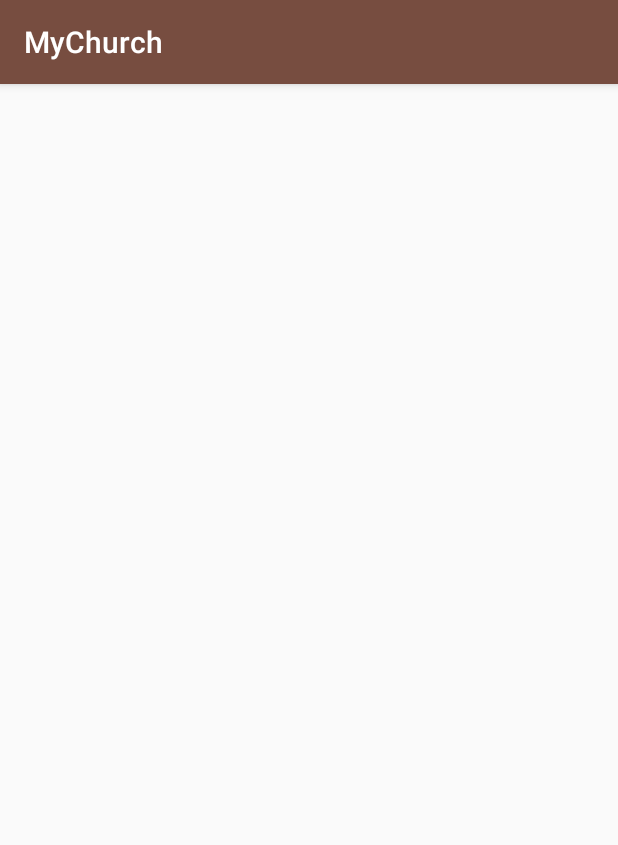
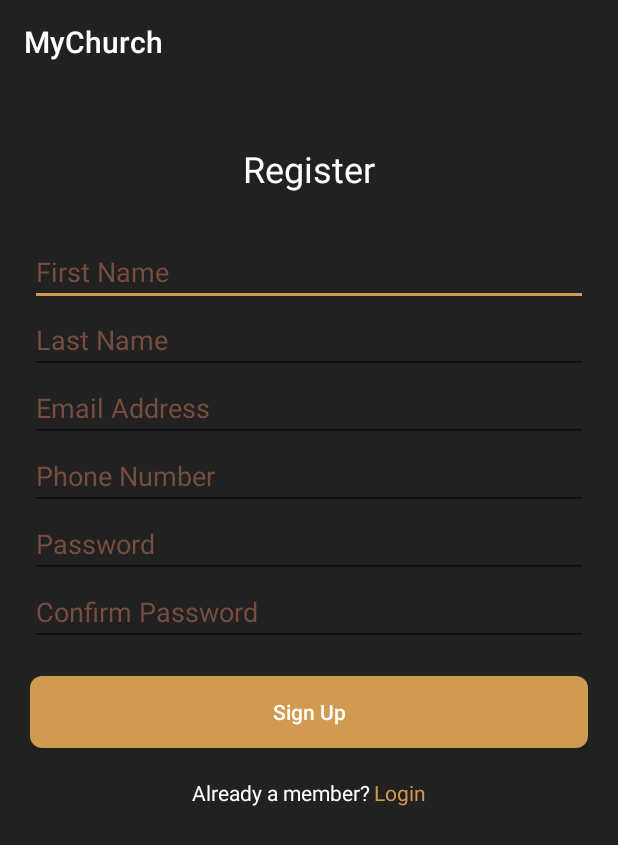
Before and after one commit to yamlakyam/The-Church-App, an Android app: the SignUpActivity screen opened directly, with no data from a screen before it, on a phone screen of 412 x 824 dp. Shown: the top 845 px of the screen. Run offline under Robolectric (Android 15) with nearby library versions, the phone set to English and light mode, and no system bars.

Commit message:
sign up activity completed

```diff
--- a/app/src/main/AndroidManifest.xml
+++ b/app/src/main/AndroidManifest.xml
@@ -9,7 +9,8 @@
         android:roundIcon="@mipmap/ic_launcher_round"
         android:supportsRtl="true"
         android:theme="@style/AppTheme">
-        <activity android:name=".SignUpActivity"></activity>
+        <activity android:name=".ForgotPasswordActivity"></activity>
+        <activity android:name=".SignUpActivity" />
         <activity android:name=".MainActivity">
             <intent-filter>
                 <action android:name="android.intent.action.MAIN" />
--- /dev/null
+++ b/app/src/main/java/com/aait/mychurch/ForgotPasswordActivity.kt
@@ -0,0 +1,11 @@
+package com.aait.mychurch
+
+import androidx.appcompat.app.AppCompatActivity
+import android.os.Bundle
+
+class ForgotPasswordActivity : AppCompatActivity() {
+    override fun onCreate(savedInstanceState: Bundle?) {
+        super.onCreate(savedInstanceState)
+        setContentView(R.layout.activity_forgot_password)
+    }
+}
--- a/app/src/main/java/com/aait/mychurch/MainActivity.kt
+++ b/app/src/main/java/com/aait/mychurch/MainActivity.kt
@@ -15,5 +15,10 @@ class MainActivity : AppCompatActivity() {
             startActivity(intent)
         }
 
+        forgotPwLink.setOnClickListener {
+            val intent = Intent(this, ForgotPasswordActivity::class.java)
+            startActivity(intent)
+        }
+
     }
 }
--- /dev/null
+++ b/app/src/main/res/layout/activity_forgot_password.xml
@@ -0,0 +1,9 @@
+<?xml version="1.0" encoding="utf-8"?>
+<androidx.constraintlayout.widget.ConstraintLayout xmlns:android="http://schemas.android.com/apk/res/android"
+    xmlns:app="http://schemas.android.com/apk/res-auto"
+    xmlns:tools="http://schemas.android.com/tools"
+    android:layout_width="match_parent"
+    android:layout_height="match_parent"
+    tools:context=".ForgotPasswordActivity">
+
+</androidx.constraintlayout.widget.ConstraintLayout>
--- a/app/src/main/res/layout/activity_main.xml
+++ b/app/src/main/res/layout/activity_main.xml
@@ -46,6 +46,15 @@
         android:textAllCaps="false"
         android:textColor="#FFFFFF" />
 
+    <TextView
+        android:id="@+id/forgotPwLink"
+        android:layout_width="match_parent"
+        android:layout_height="wrap_content"
+        android:layout_marginTop="10dp"
+        android:gravity="right"
+        android:text="Forgot Password"
+        android:textColor="#d09a51" />
+
     <LinearLayout
         android:layout_width="match_parent"
         android:layout_height="match_parent"
--- a/app/src/main/res/layout/activity_sign_up.xml
+++ b/app/src/main/res/layout/activity_sign_up.xml
@@ -1,9 +1,114 @@
 <?xml version="1.0" encoding="utf-8"?>
-<androidx.constraintlayout.widget.ConstraintLayout xmlns:android="http://schemas.android.com/apk/res/android"
+<LinearLayout xmlns:android="http://schemas.android.com/apk/res/android"
     xmlns:app="http://schemas.android.com/apk/res-auto"
     xmlns:tools="http://schemas.android.com/tools"
     android:layout_width="match_parent"
     android:layout_height="match_parent"
+    android:background="#212121"
+    android:orientation="vertical"
+    android:paddingLeft="20dp"
+    android:paddingTop="20dp"
+    android:paddingRight="20dp"
+    android:paddingBottom="20dp"
     tools:context=".SignUpActivity">
 
-</androidx.constraintlayout.widget.ConstraintLayout>
+    <TextView
+        android:id="@+id/registerTxtView"
+        android:layout_width="match_parent"
+        android:layout_height="wrap_content"
+        android:gravity="center_horizontal"
+        android:paddingTop="20dp"
+        android:text="Register"
+        android:textColor="#FFFFFF"
+        android:textSize="24sp" />
+
+    <EditText
+        android:id="@+id/firstNameReg"
+        android:layout_width="match_parent"
+        android:layout_height="wrap_content"
+        android:layout_marginTop="30dp"
+        android:ems="10"
+        android:hint="First Name"
+        android:inputType="textPersonName"
+        android:textColorHint="#774D40" />
+
+    <EditText
+        android:id="@+id/lastNameReg"
+        android:layout_width="match_parent"
+        android:layout_height="wrap_content"
+        android:ems="10"
+        android:hint="Last Name"
+        android:inputType="textPersonName"
+        android:textColorHint="#774D40" />
+
+    <EditText
+        android:id="@+id/emailReg"
+        android:layout_width="match_parent"
+        android:layout_height="wrap_content"
+        android:ems="10"
+        android:hint="Email Address"
+        android:inputType="textEmailAddress"
+        android:textColorHint="#774D40" />
+
+    <EditText
+        android:id="@+id/phoneReg"
+        android:layout_width="match_parent"
+        android:layout_height="wrap_content"
+        android:ems="10"
+        android:hint="Phone Number"
+        android:inputType="phone"
+        android:textColor="#FFFFFF"
+        android:textColorHint="#774D40" />
+
+    <EditText
+        android:id="@+id/passwordReg"
+        android:layout_width="match_parent"
+        android:layout_height="wrap_content"
+        android:ems="10"
+        android:hint="Password"
+        android:inputType="textPassword"
+        android:textColorHint="#774D40" />
+
+    <EditText
+        android:id="@+id/confirmPwReg"
+        android:layout_width="match_parent"
+        android:layout_height="wrap_content"
+        android:ems="10"
+        android:hint="Confirm Password"
+        android:inputType="textPassword"
+        android:textColorHint="#774D40" />
+
+    <Button
+        android:id="@+id/signupBtn"
+        android:layout_width="match_parent"
+        android:layout_height="wrap_content"
+        android:layout_marginTop="20dp"
+        android:background="@drawable/rounded_btn"
+        android:text="Sign Up"
+        android:textAllCaps="false"
+        android:textColor="#FFFFFF" />
+
+    <LinearLayout
+        android:layout_width="match_parent"
+        android:layout_height="match_parent"
+        android:layout_marginTop="20dp"
+        android:orientation="horizontal">
+
+        <TextView
+            android:id="@+id/alreadyTxtView"
+            android:layout_width="wrap_content"
+            android:layout_height="wrap_content"
+            android:layout_weight="1"
+            android:gravity="right"
+            android:text="Already a member? "
+            android:textColor="#FFFFFF" />
+
+        <TextView
+            android:id="@+id/loginLink"
+            android:layout_width="wrap_content"
+            android:layout_height="wrap_content"
+            android:layout_weight="1"
+            android:text="Login"
+            android:textColor="#d09a51" />
+    </LinearLayout>
+</LinearLayout>
--- a/app/src/main/res/values/styles.xml
+++ b/app/src/main/res/values/styles.xml
@@ -2,8 +2,8 @@
     <!-- Base application theme. -->
     <style name="AppTheme" parent="Theme.AppCompat.Light.DarkActionBar">
         <!-- Customize your theme here. -->
-        <item name="colorPrimary">#774D40</item>
-        <item name="colorPrimaryDark">#402c26</item>
+        <item name="colorPrimary">#212121</item>
+        <item name="colorPrimaryDark">#212121</item>
         <item name="colorAccent">#d09a51</item>
     </style>
 
```
